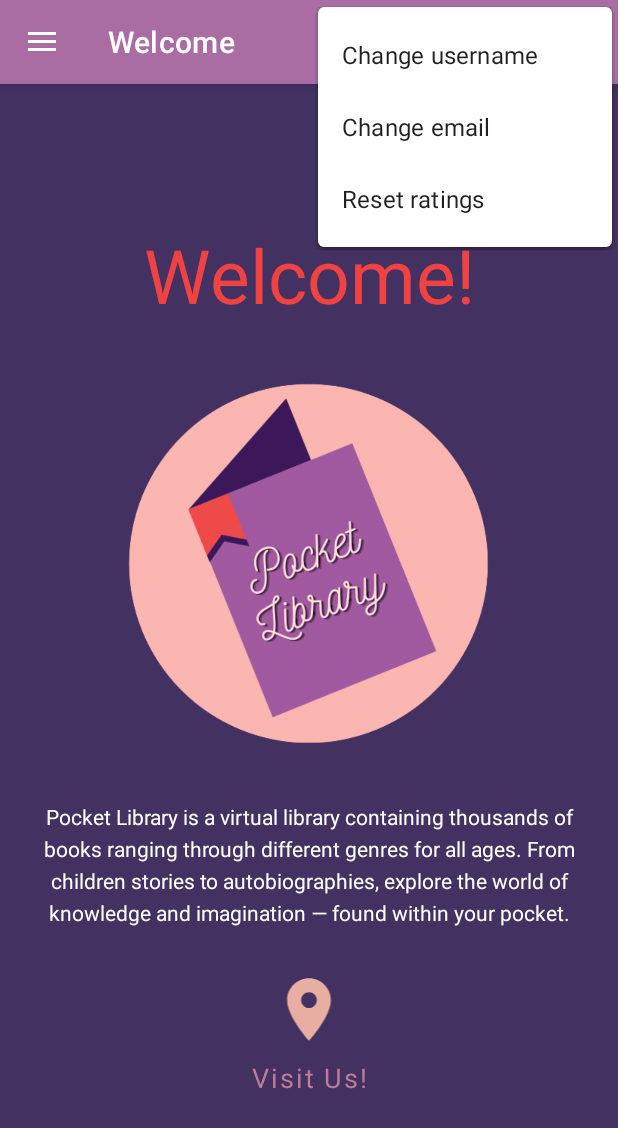
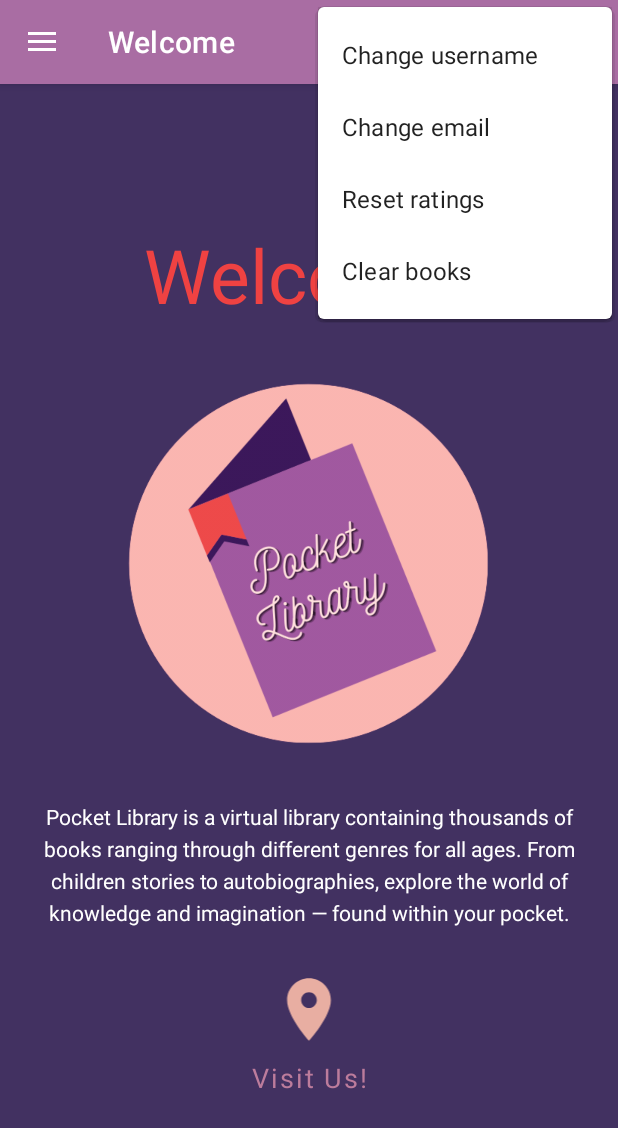
Before and after one commit to farzana-moury/Pocket-Library, an Android app: the screen it shows after launch (MainActivity), with the options menu open, on a phone screen of 412 x 824 dp. Shown: the top 1128 px of the screen. Run offline under Robolectric (Android 15) with nearby library versions, the phone set to English and light mode, and no system bars; our stand-ins replace navigation-ui; Roboto replaces fonts that are not available here.

Commit message:
Clear Books   * added small feature   * to settings

```diff
--- a/app/src/main/res/menu/main.xml
+++ b/app/src/main/res/menu/main.xml
@@ -16,4 +16,10 @@
         android:orderInCategory="300"
         android:title="@string/action_settings3"
         app:showAsAction="never" />
+
+    <item
+        android:id="@+id/action_settings4"
+        android:orderInCategory="400"
+        android:title="@string/action_settings4"
+        app:showAsAction="never" />
 </menu>
--- a/app/src/main/res/values/strings.xml
+++ b/app/src/main/res/values/strings.xml
@@ -8,6 +8,7 @@
     <string name="action_settings1">Change username</string>
     <string name="action_settings2">Change email</string>
     <string name="action_settings3">Reset ratings</string>
+    <string name="action_settings4">Clear books</string>
 
     <string name="menu_catalog">Catalog</string>
     <string name="menu_publishers">Publishers</string>
```
Also changed, not shown: app/src/main/java/com/example/pocketlibrary/MainActivity.java (+29 -0 lines).
